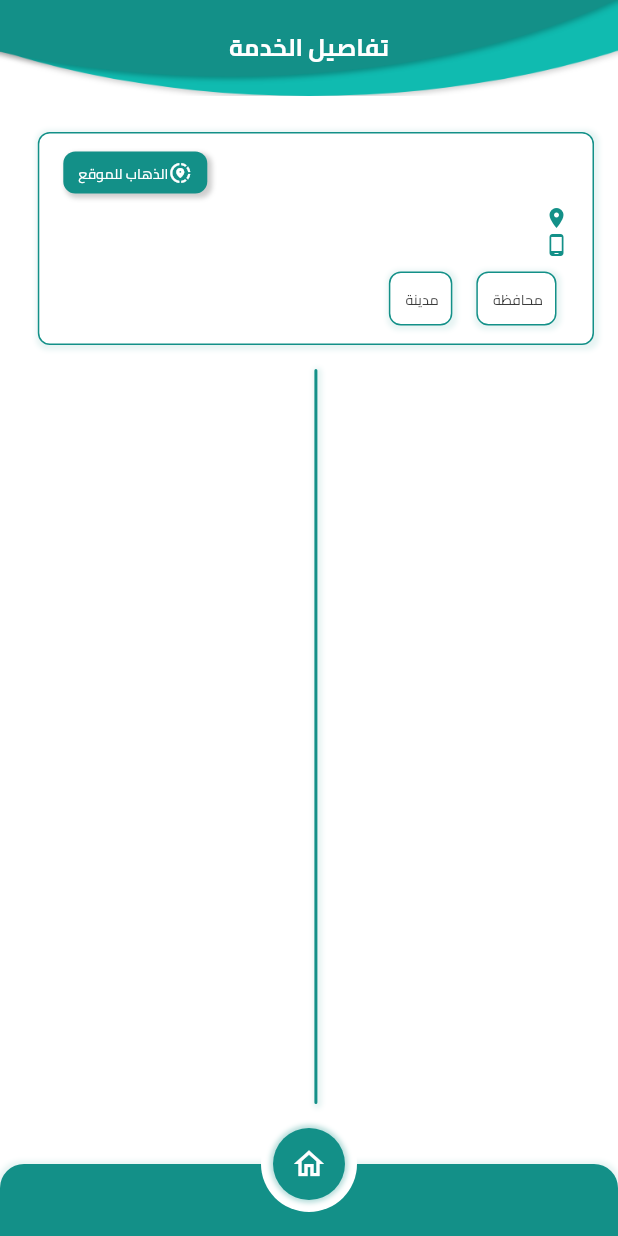
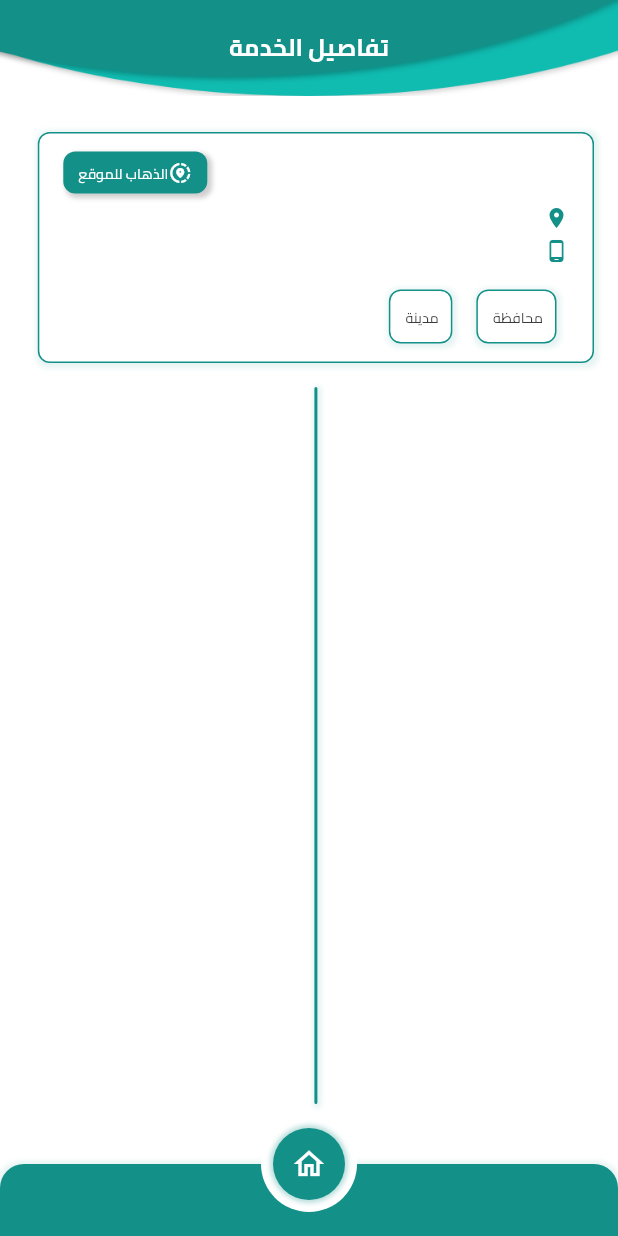
Before and after one commit to muslimadille/financial_services_for_youth, a Flutter app: the ServiceDetailsScreen widget shown alone on an empty page, opened directly with empty values, on a phone screen of 412 x 824 dp. Run offline on Flutter 3.47's test engine with Material 2 defaults, Android fonts, the light colour scheme and no system bars; our stand-ins replace cached_network_image, dio, dropdown_button2, easy_localization, flutter_html, flutter_spinkit and 5 more; missing offline and left inert: dio_cache_interceptor, multi_image_picker2; accounts and stored records are empty.

Commit message:
add web site

```diff
--- a/lib/modules/sevices_screen/service_details_screen.dart
+++ b/lib/modules/sevices_screen/service_details_screen.dart
@@ -80,12 +80,26 @@ class _ServiceDetailsScreenState extends State<ServiceDetailsScreen> {
                         Icon(Icons.location_on,color: C.BLUE_1,size: D.default_20,),
                         Expanded(child: Text(widget.providerModel.address??"",style:S.h5(color: C.GREY_1) ,))
                       ],),
+                      SizedBox(height: D.default_5,),
                       Row(
                         crossAxisAlignment: CrossAxisAlignment.start,
                         children: [
                         Icon(Icons.phone_android,color: C.BLUE_1,size: D.default_20,),
                         Expanded(child: Text(widget.providerModel.phone??"",style:S.h5(color: C.GREY_1)) ,)
                       ],),
+                      SizedBox(height: D.default_5,),
+                      (widget.providerModel.website??"").isNotEmpty?
+                          InkWell(
+                            onTap: (){
+                              openUrl(widget.providerModel.website??"");
+                            },
+                            child: Row(
+                            crossAxisAlignment: CrossAxisAlignment.start,
+                            children: [
+                              Icon(Icons.language,color: C.BLUE_1,size: D.default_20,),
+                              Expanded(child: Text(widget.providerModel.website??"",style:S.h5(color: C.GREY_1)) ,)
+                            ],),):Container(),
+                      SizedBox(height: D.default_5,),
                     ],)),
 
 
@@ -252,6 +266,14 @@ List<Widget> itemsList(){
   }
 
   }
+  Future<void> openUrl(String url) async {
+      if (await canLaunch(url)) {
+        await launch(url);
+      } else {
+        await Fluttertoast.showToast(msg: "الموقع غير متاح");
+      }
+    }
+
   String getLatLng(){
     String mapUrl = widget.providerModel.location??"";
     if(mapUrl.contains("/@")){
```
